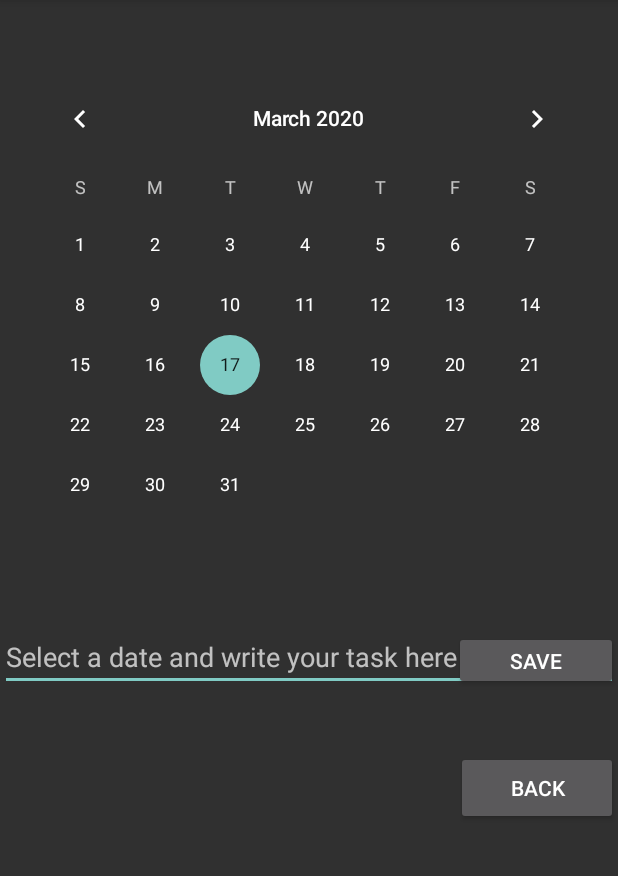
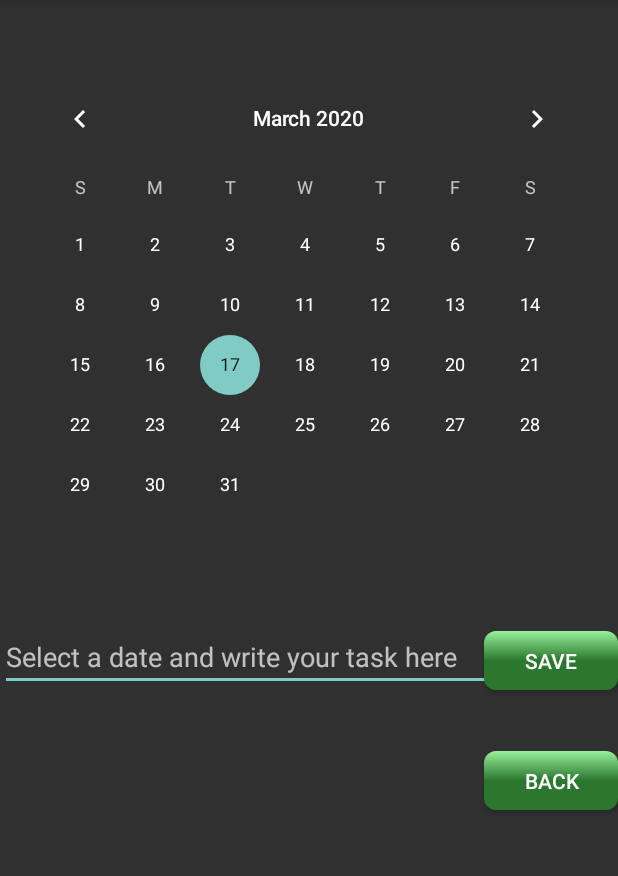
Before and after one commit to jsoutine/StudyApp, an Android app: the Calendar screen opened directly, with no data from a screen before it, on a phone screen of 412 x 824 dp, the part 84-960 px from its top. Run offline under Robolectric (Android 15) with nearby library versions, the phone set to English and light mode, and no system bars.

Commit message:
Fixed to do list

```diff
--- a/app/src/main/java/com/example/android/studyapp/Tools/ToDoList.java
+++ b/app/src/main/java/com/example/android/studyapp/Tools/ToDoList.java
@@ -61,6 +61,7 @@ public class ToDoList extends AppCompatActivity implements View.OnClickListener,
     public void onItemClick(AdapterView<?> adapterView, View view, int position, long id) {
         items.remove(position);
         adapter.notifyDataSetChanged();
+        FileHelper.writeData(items, this);
         Toast.makeText(this, "Task deleted", Toast.LENGTH_SHORT).show();
 
     }
--- a/app/src/main/res/layout/activity_calendar.xml
+++ b/app/src/main/res/layout/activity_calendar.xml
@@ -32,20 +32,23 @@
 
     <Button
         android:id="@+id/saveTextButton"
-        android:layout_width="109dp"
+        android:layout_width="89dp"
         android:layout_height="39dp"
+        style="@style/JuliusButton"
         android:text="Save"
         app:layout_constraintEnd_toEndOf="parent"
         app:layout_constraintHorizontal_bias="1.0"
         app:layout_constraintStart_toStartOf="parent"
         app:layout_constraintTop_toBottomOf="@+id/calendarView" />
 
+
     <Button
         android:id="@+id/button4"
-        android:layout_width="108dp"
-        android:layout_height="49dp"
+        android:layout_width="89dp"
+        android:layout_height="39dp"
         android:layout_marginStart="304dp"
         android:layout_marginTop="40dp"
+        style="@style/JuliusButton"
         android:text="Back"
         app:layout_constraintEnd_toEndOf="parent"
         app:layout_constraintHorizontal_bias="1.0"
--- a/app/src/main/res/layout/activity_to_do_list.xml
+++ b/app/src/main/res/layout/activity_to_do_list.xml
@@ -14,7 +14,7 @@
         android:orientation="horizontal">
         <EditText
             android:id="@+id/item_edit_text"
-            android:hint="Enter item"
+            android:hint="Write task here, hold to delete"
             android:layout_width="0dp"
             android:layout_weight="4"
             android:layout_height="wrap_content"/>
```
Also changed, not shown: app/src/main/java/com/example/android/studyapp/Tools/BrownNoise.java (+8 -1 lines), app/src/main/res/layout/activity_brown_noise.xml (+12 -0 lines), app/src/main/res/layout/activity_main.xml (+14 -11 lines).
